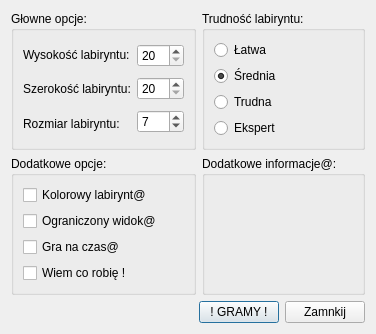
This is settingsdialog.ui in 289698/GenerowanieLabiryntu as Qt 5 draws it before an edit. The edited form follows.
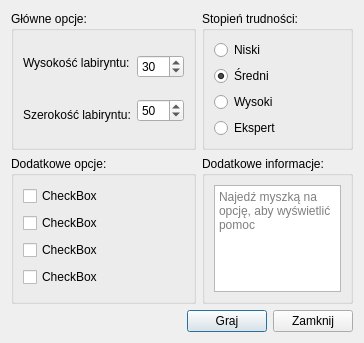
This is the edited form.

Patch:
```diff
--- a/settingsdialog.ui
+++ b/settingsdialog.ui
@@ -6,8 +6,8 @@
    <rect>
     <x>0</x>
     <y>0</y>
-    <width>356</width>
-    <height>325</height>
+    <width>347</width>
+    <height>343</height>
    </rect>
   </property>
   <property name="windowTitle">
@@ -19,7 +19,7 @@
      <item row="0" column="0">
       <widget class="QGroupBox" name="groupBox_main_2">
        <property name="title">
-        <string>Głowne opcje:</string>
+        <string>Główne opcje:</string>
        </property>
        <layout class="QHBoxLayout" name="horizontalLayout_6">
         <item>
@@ -38,13 +38,6 @@
             </property>
            </widget>
           </item>
-          <item>
-           <widget class="QLabel" name="label_size_2">
-            <property name="text">
-             <string>Rozmiar labiryntu:</string>
-            </property>
-           </widget>
-          </item>
          </layout>
         </item>
         <item>
@@ -60,6 +53,9 @@
             <property name="singleStep">
              <number>5</number>
             </property>
+            <property name="value">
+             <number>30</number>
+            </property>
            </widget>
           </item>
           <item>
@@ -73,21 +69,8 @@
             <property name="singleStep">
              <number>5</number>
             </property>
-           </widget>
-          </item>
-          <item>
-           <widget class="QSpinBox" name="spinBox_size_2">
-            <property name="minimum">
-             <number>3</number>
-            </property>
-            <property name="maximum">
-             <number>20</number>
-            </property>
-            <property name="singleStep">
-             <number>1</number>
-            </property>
             <property name="value">
-             <number>7</number>
+             <number>50</number>
             </property>
            </widget>
           </item>
@@ -99,20 +82,20 @@
      <item row="0" column="1">
       <widget class="QGroupBox" name="groupBox_difficulty_2">
        <property name="title">
-        <string>Trudność labiryntu:</string>
+        <string>Stopień trudności:</string>
        </property>
        <layout class="QVBoxLayout" name="verticalLayout_8">
         <item>
          <widget class="QRadioButton" name="radioButton_Easy_2">
           <property name="text">
-           <string>Łatwa</string>
+           <string>Niski</string>
           </property>
          </widget>
         </item>
         <item>
          <widget class="QRadioButton" name="radioButton_Medium_2">
           <property name="text">
-           <string>Średnia</string>
+           <string>Średni</string>
           </property>
           <property name="checked">
            <bool>true</bool>
@@ -122,7 +105,7 @@
         <item>
          <widget class="QRadioButton" name="radioButton_Hard_2">
           <property name="text">
-           <string>Trudna</string>
+           <string>Wysoki</string>
           </property>
          </widget>
         </item>
@@ -145,28 +128,28 @@
         <item>
          <widget class="QCheckBox" name="checkBox_colour_2">
           <property name="text">
-           <string>Kolorowy labirynt@</string>
+           <string>CheckBox</string>
           </property>
          </widget>
         </item>
         <item>
          <widget class="QCheckBox" name="checkBox_reducedView_2">
           <property name="text">
-           <string>Ograniczony widok@</string>
+           <string>CheckBox</string>
           </property>
          </widget>
         </item>
         <item>
          <widget class="QCheckBox" name="checkBox_time_2">
           <property name="text">
-           <string>Gra na czas@</string>
+           <string>CheckBox</string>
           </property>
          </widget>
         </item>
         <item>
          <widget class="QCheckBox" name="checkBox_superUser_2">
           <property name="text">
-           <string>Wiem co robię !</string>
+           <string>CheckBox</string>
           </property>
          </widget>
         </item>
@@ -176,9 +159,17 @@
      <item row="1" column="1">
       <widget class="QGroupBox" name="groupBox_text_2">
        <property name="title">
-        <string>Dodatkowe informacje@:</string>
+        <string>Dodatkowe informacje:</string>
        </property>
-       <layout class="QVBoxLayout" name="verticalLayout_10"/>
+       <layout class="QHBoxLayout" name="horizontalLayout_3">
+        <item>
+         <widget class="QTextBrowser" name="textBrowser_info">
+          <property name="placeholderText">
+           <string>Najedź myszką na opcję, aby wyświetlić pomoc</string>
+          </property>
+         </widget>
+        </item>
+       </layout>
       </widget>
      </item>
     </layout>
@@ -201,14 +192,14 @@
      <item>
       <widget class="QPushButton" name="pushButton_play_2">
        <property name="text">
-        <string>! GRAMY !</string>
+        <string>Graj</string>
        </property>
       </widget>
      </item>
      <item>
       <widget class="QPushButton" name="pb_Cancel_2">
        <property name="text">
-        <string>Zamnkij</string>
+        <string>Zamknij</string>
        </property>
       </widget>
      </item>
```
Left out of the diff: 62 changed lines with no effect on the pictures.
